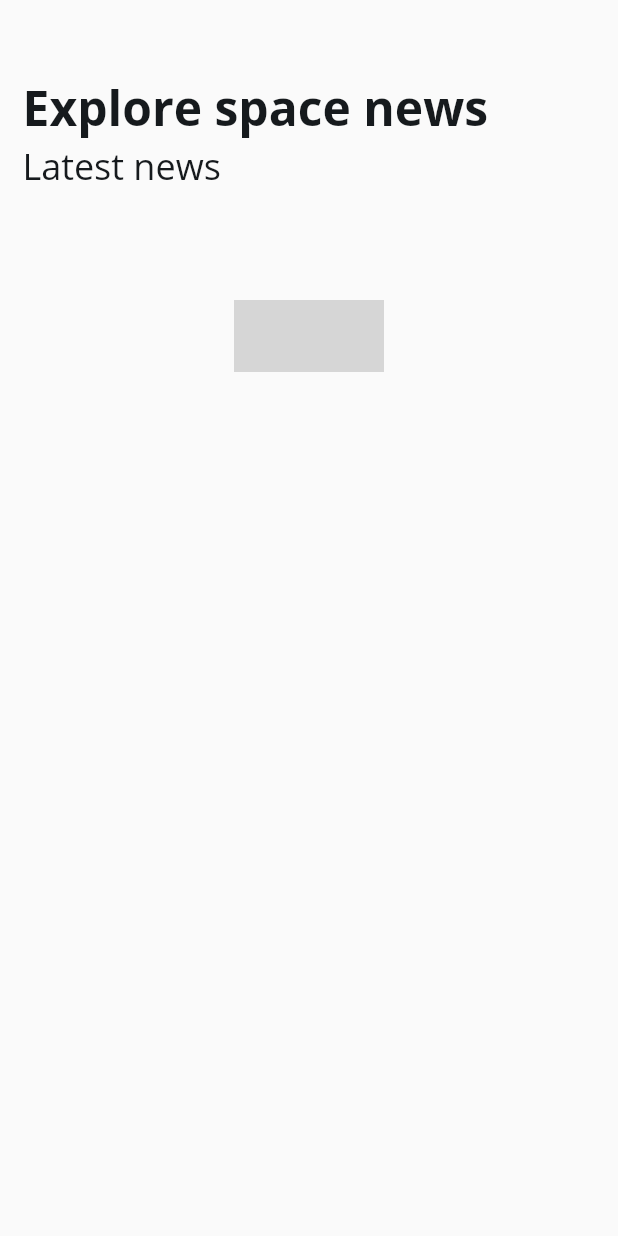
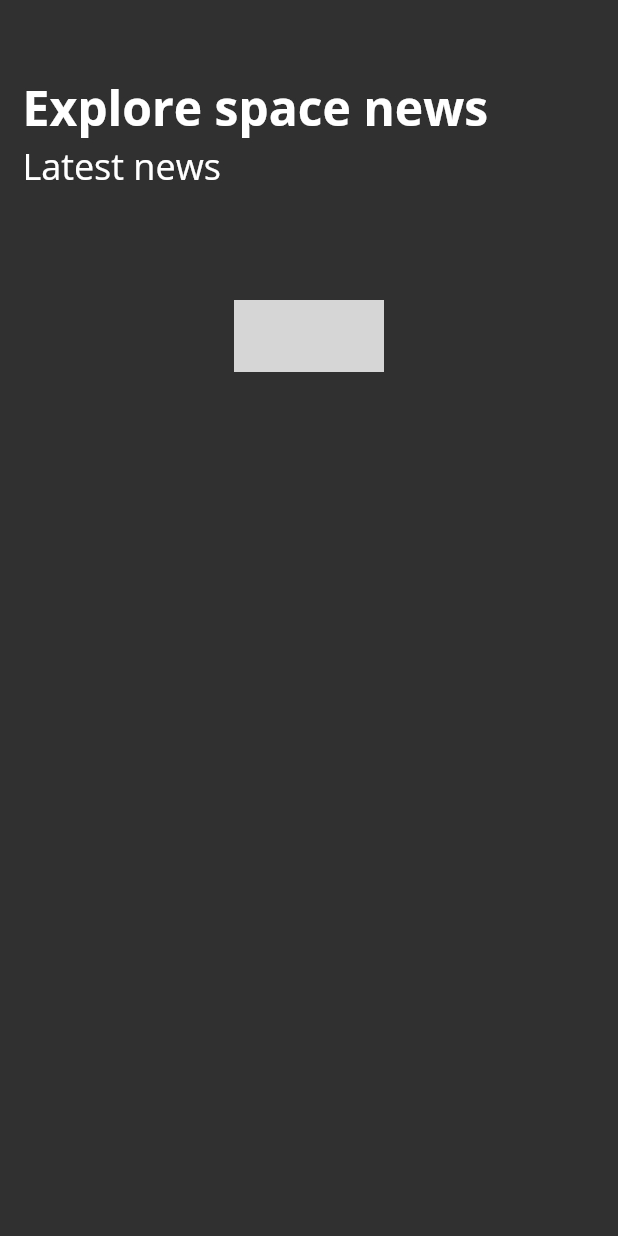
Before and after one commit to SamuelPoulin/mindrocket, a Flutter app: the screen it shows after launch, after a tap on "Log in", on a phone screen of 412 x 824 dp. Run offline on Flutter 3.47's test engine with Material 2 defaults, Android fonts, the light colour scheme and no system bars; missing offline and left inert: loading; network calls fail; grey boxes are pictures that could not be loaded.

Commit message:
Added safeareas

```diff
--- a/lib/main.dart
+++ b/lib/main.dart
@@ -6,11 +6,11 @@ import 'package:flutter_workshop/pages/loginPage.dart';
 import 'package:flutter_workshop/pages/mainPage.dart';
 
 void main() {
-  runApp(MyApp());
+  runApp(Mindrocket());
 }
 
-class MyApp extends StatelessWidget {
-  var brightness = Brightness.light;
+class Mindrocket extends StatelessWidget {
+  final brightness = Brightness.dark;
 
   @override
   Widget build(BuildContext context) {
--- a/lib/pages/loadingPage.dart
+++ b/lib/pages/loadingPage.dart
@@ -19,7 +19,8 @@ class _LoadingPageState extends State<LoadingPage> {
           (route) => false);
     });
 
-    return Scaffold(
+    return SafeArea(
+      child: Scaffold(
         body: Column(
           mainAxisAlignment: MainAxisAlignment.center,
           children: [
@@ -58,6 +59,7 @@ class _LoadingPageState extends State<LoadingPage> {
             )
           ],
         ),
+      ),
     );
   }
 }
--- a/lib/pages/loginPage.dart
+++ b/lib/pages/loginPage.dart
@@ -11,7 +11,8 @@ class LoginPage extends StatefulWidget {
 class _LoginPageState extends State<LoginPage> {
   @override
   Widget build(BuildContext context) {
-    return Scaffold(
+    return SafeArea(
+      child: Scaffold(
         body: Column(
           mainAxisAlignment: MainAxisAlignment.center,
           children: [
@@ -90,6 +91,7 @@ class _LoginPageState extends State<LoginPage> {
             )
           ],
         ),
+      ),
     );
   }
 }
--- a/lib/pages/mainPage.dart
+++ b/lib/pages/mainPage.dart
@@ -34,9 +34,9 @@ class _MainPageState extends State<MainPage> {
 
   @override
   Widget build(BuildContext context) {
-    return Scaffold(
-      body: SafeArea(
-        child: Column(
+    return SafeArea(
+      child: Scaffold(
+        body: Column(
           children: [
             Expanded(
               child: CustomScrollView(
```
Lines whose indentation alone changed are shown as unchanged.
